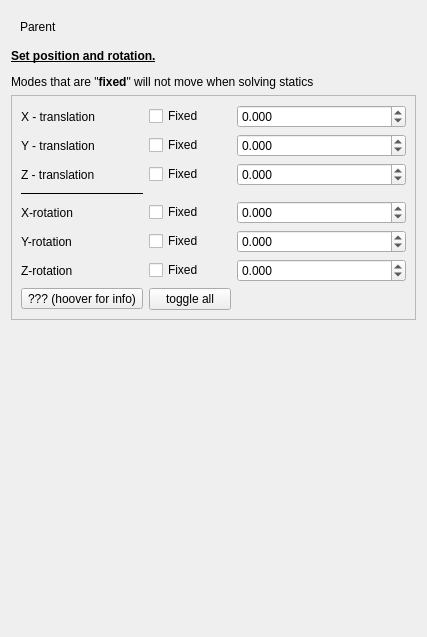
Old version of the form guis/widget_axis.ui in the repository RubendeBruin/DAVE.
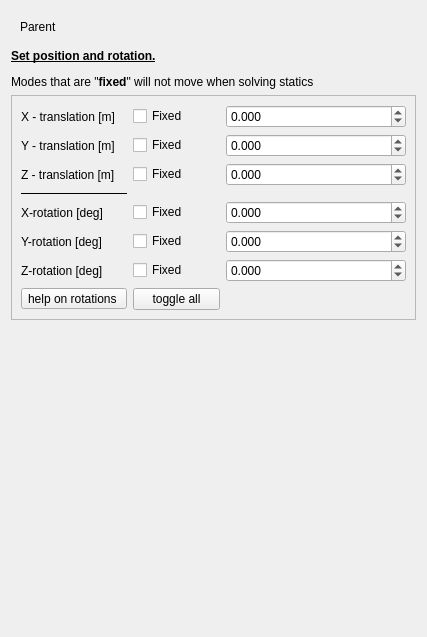
New version of the form. Custom widgets are drawn as their Qt base class.

Diff of the .ui file:
```diff
--- a/guis/widget_axis.ui
+++ b/guis/widget_axis.ui
@@ -107,7 +107,7 @@
       <item row="1" column="0">
        <widget class="QLabel" name="label_2">
         <property name="text">
-         <string>Y - translation</string>
+         <string>Y - translation [m]</string>
         </property>
        </widget>
       </item>
@@ -227,21 +227,21 @@
       <item row="4" column="0">
        <widget class="QLabel" name="label_4">
         <property name="text">
-         <string>X-rotation</string>
+         <string>X-rotation [deg]</string>
         </property>
        </widget>
       </item>
       <item row="2" column="0">
        <widget class="QLabel" name="label_3">
         <property name="text">
-         <string>Z - translation</string>
+         <string>Z - translation [m]</string>
         </property>
        </widget>
       </item>
       <item row="6" column="0">
        <widget class="QLabel" name="label_6">
         <property name="text">
-         <string>Z-rotation</string>
+         <string>Z-rotation [deg]</string>
         </property>
        </widget>
       </item>
@@ -267,7 +267,7 @@
       <item row="0" column="0">
        <widget class="QLabel" name="label">
         <property name="text">
-         <string>X - translation</string>
+         <string>X - translation [m]</string>
         </property>
        </widget>
       </item>
@@ -284,7 +284,7 @@
       <item row="5" column="0">
        <widget class="QLabel" name="label_5">
         <property name="text">
-         <string>Y-rotation</string>
+         <string>Y-rotation [deg]</string>
         </property>
        </widget>
       </item>
@@ -304,7 +304,7 @@
          <enum>Qt::RightToLeft</enum>
         </property>
         <property name="text">
-         <string>??? (hoover for info)</string>
+         <string>help on rotations </string>
         </property>
        </widget>
       </item>
```
